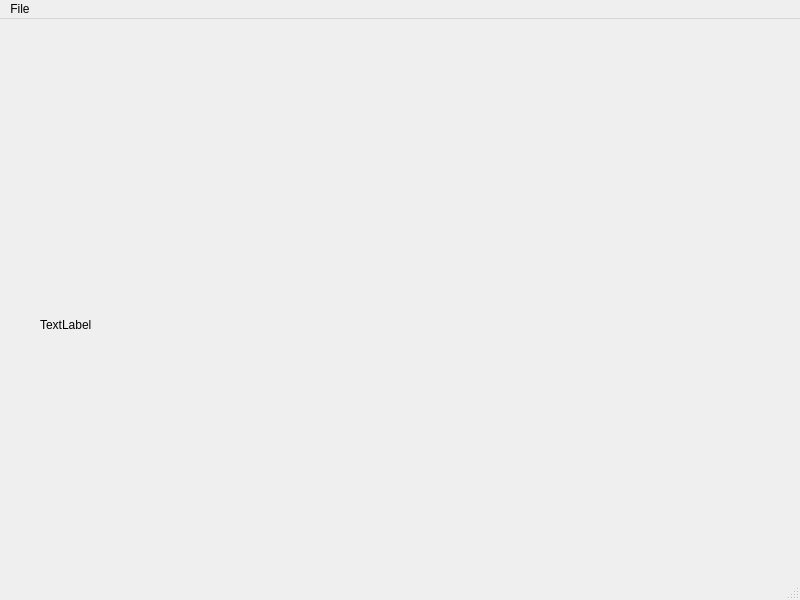
The window that HW03/myui.ui (WesleyCh3n/Img-Processing) describes before a commit, drawn with Qt 5.
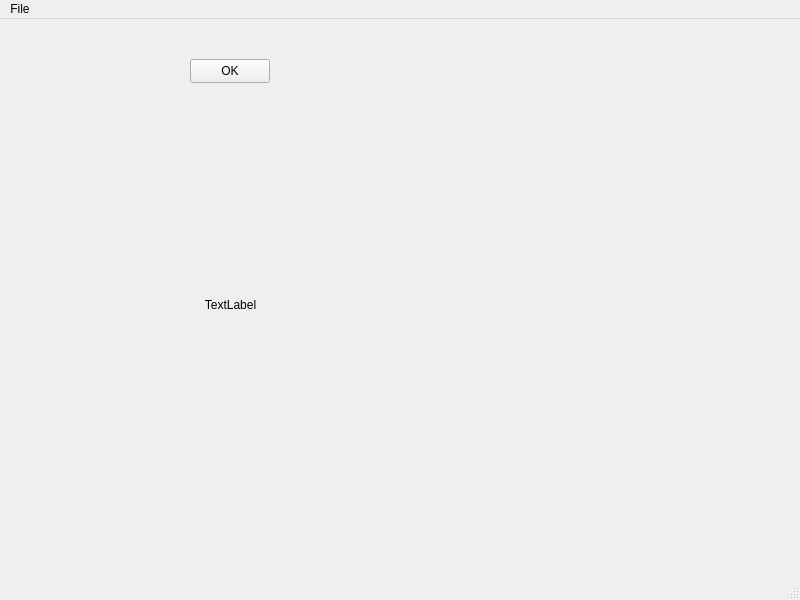
The same window after the commit.

What changed in the file:
```diff
--- a/HW03/myui.ui
+++ b/HW03/myui.ui
@@ -17,14 +17,30 @@
    <widget class="QLabel" name="label">
     <property name="geometry">
      <rect>
-      <x>40</x>
-      <y>120</y>
+      <x>30</x>
+      <y>100</y>
       <width>401</width>
       <height>371</height>
      </rect>
     </property>
     <property name="text">
      <string>TextLabel</string>
+    </property>
+    <property name="alignment">
+     <set>Qt::AlignCenter</set>
+    </property>
+   </widget>
+   <widget class="QPushButton" name="sfLb">
+    <property name="geometry">
+     <rect>
+      <x>190</x>
+      <y>40</y>
+      <width>80</width>
+      <height>24</height>
+     </rect>
+    </property>
+    <property name="text">
+     <string>OK</string>
     </property>
    </widget>
   </widget>
```
Left out of the diff: 2 changed lines with no effect on the pictures.
